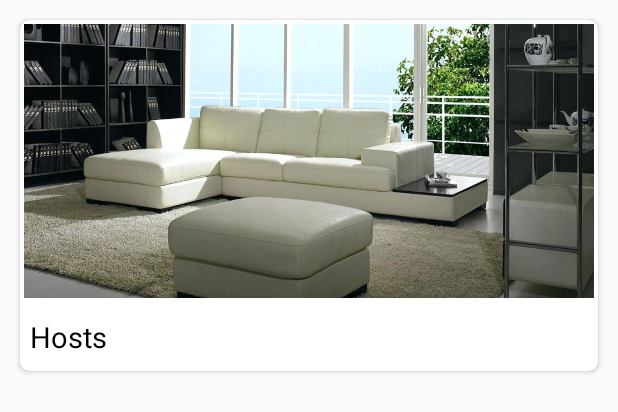
After one commit to trongtai1801/TravelHelper, an Android app: the layout item_rcv_dashboard.xml on its own in the app's theme, with its tools: preview values and no code run, on a phone screen of 412 x 824 dp. The commit adds this screen. Shown: the top 412 px of the screen. Run offline under Robolectric (Android 15) with nearby library versions, the phone set to English and light mode, and no system bars.

Commit message:
design item rcv dashboard, issue/#23

```diff
--- a/app/src/main/java/dut/t2/travelhepler/ui/main/MainActivity.kt
+++ b/app/src/main/java/dut/t2/travelhepler/ui/main/MainActivity.kt
@@ -59,7 +59,10 @@ class MainActivity : BaseActivity<MainContract.MainView, MainPresenterImpl>(),
     fun setFragment(fragment: Fragment, i: Int) {
         if (i == index) return
         when (fragment) {
-            is DashboardFragment -> index = Constant.INDEX_FRAGMENT_DASBOARD
+            is DashboardFragment -> {
+                index = Constant.INDEX_FRAGMENT_DASBOARD
+                mActionBar!!.hide()
+            }
             is SearchFragment -> index = Constant.INDEX_FRAGMENT_SEARCH
             is MoreFragment -> index = Constant.INDEX_FRAGMENT_MORE
         }
--- a/app/src/main/res/layout/fragment_dashboard.xml
+++ b/app/src/main/res/layout/fragment_dashboard.xml
@@ -4,12 +4,8 @@
         android:layout_width="match_parent"
         android:layout_height="match_parent">
 
-    <TextView
-            android:text="DashBoard"
-            android:textSize="@dimen/_20sdp"
-            android:gravity="center"
-            android:layout_centerInParent="true"
+    <android.support.v7.widget.RecyclerView
+            android:id="@+id/rcv_dashboard"
             android:layout_width="match_parent"
-            android:layout_height="wrap_content"/>
-
+            android:layout_height="match_parent"/>
 </RelativeLayout>
--- /dev/null
+++ b/app/src/main/res/layout/item_rcv_dashboard.xml
@@ -0,0 +1,35 @@
+<?xml version="1.0" encoding="utf-8"?>
+<android.support.v7.widget.CardView
+        xmlns:android="http://schemas.android.com/apk/res/android" xmlns:app="http://schemas.android.com/apk/res-auto"
+        android:orientation="vertical"
+        android:foreground="?attr/selectableItemBackground"
+        app:cardCornerRadius="@dimen/_5sdp"
+        app:cardPreventCornerOverlap="false"
+        android:layout_margin="@dimen/_10sdp"
+        android:layout_width="match_parent"
+        android:layout_height="@dimen/_180sdp">
+
+    <LinearLayout
+            android:orientation="vertical"
+            android:layout_width="match_parent"
+            android:layout_height="match_parent">
+        <ImageView
+                android:id="@+id/img_item_rcv_dashboard"
+                android:background="@drawable/host"
+                android:layout_margin="@dimen/_2sdp"
+                android:layout_weight="4"
+                android:layout_width="match_parent"
+                android:layout_height="0dp"/>
+        <TextView
+                android:id="@+id/tv_item_rcv_dashboard"
+                android:textColor="@color/colorBlack"
+                android:text="Hosts"
+                android:textSize="@dimen/_15ssp"
+                android:gravity="center_vertical"
+                android:paddingStart="@dimen/_5sdp"
+                android:layout_weight="1"
+                android:layout_width="match_parent"
+                android:layout_height="0dp"/>
+    </LinearLayout>
+
+</android.support.v7.widget.CardView>
```
Also changed, not shown: app/src/main/res/drawable/host.jpg (added).
